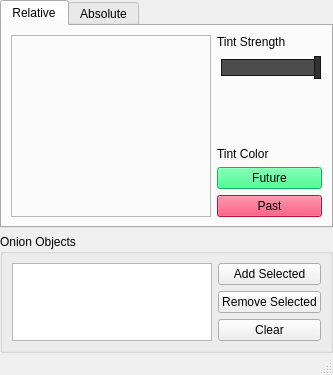
Above: onionSkinRendererWidget.ui from Viele/onionSkinRenderer before the change. Below: the same form after it.
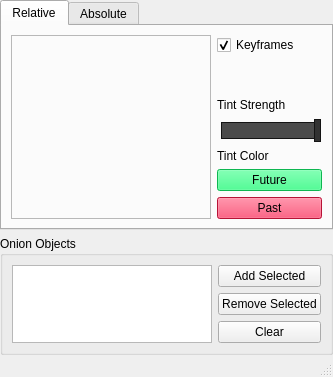
That is the form after the change.

Commit message: added keyframe display option

```diff
--- a/onionSkinRendererWidget.ui
+++ b/onionSkinRendererWidget.ui
@@ -7,7 +7,7 @@
     <x>0</x>
     <y>0</y>
     <width>333</width>
-    <height>375</height>
+    <height>377</height>
    </rect>
   </property>
   <property name="windowTitle">
@@ -84,6 +84,29 @@
         </item>
         <item>
          <layout class="QVBoxLayout" name="relative_settings_layout">
+          <item>
+           <widget class="QCheckBox" name="relative_keyframes_chkbx">
+            <property name="text">
+             <string>Keyframes</string>
+            </property>
+            <property name="checked">
+             <bool>true</bool>
+            </property>
+           </widget>
+          </item>
+          <item>
+           <spacer name="relative_top_spacer">
+            <property name="orientation">
+             <enum>Qt::Vertical</enum>
+            </property>
+            <property name="sizeHint" stdset="0">
+             <size>
+              <width>20</width>
+              <height>40</height>
+             </size>
+            </property>
+           </spacer>
+          </item>
           <item>
            <widget class="QLabel" name="relative_tint_strength_label">
             <property name="text">
@@ -126,19 +149,6 @@
             </property>
            </widget>
           </item>
-          <item>
-           <spacer name="relative_top_spacer">
-            <property name="orientation">
-             <enum>Qt::Vertical</enum>
-            </property>
-            <property name="sizeHint" stdset="0">
-             <size>
-              <width>20</width>
-              <height>40</height>
-             </size>
-            </property>
-           </spacer>
-          </item>
           <item>
            <widget class="QLabel" name="relative_tint_color_label">
             <property name="text">
```
The commit also changes 9 other files.
